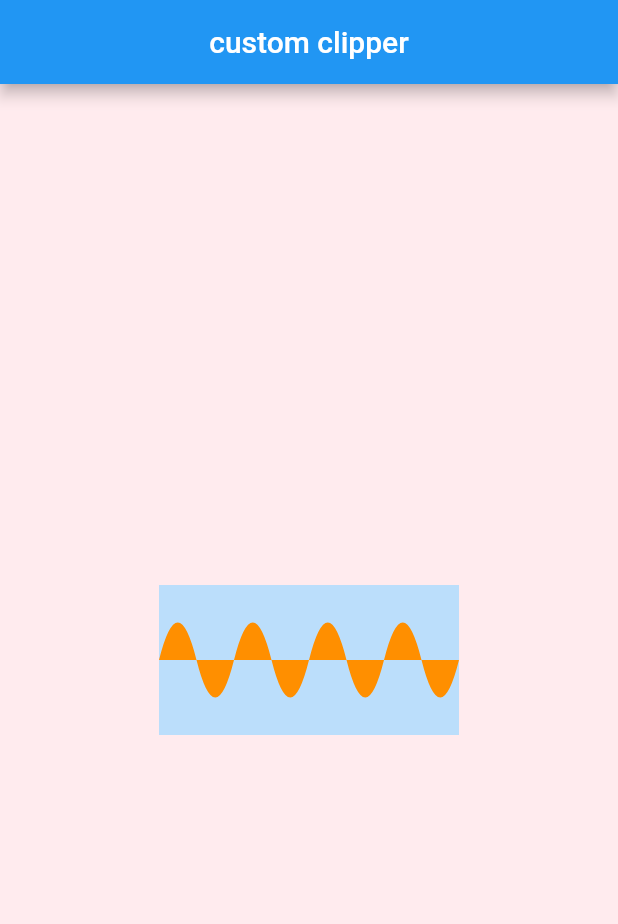
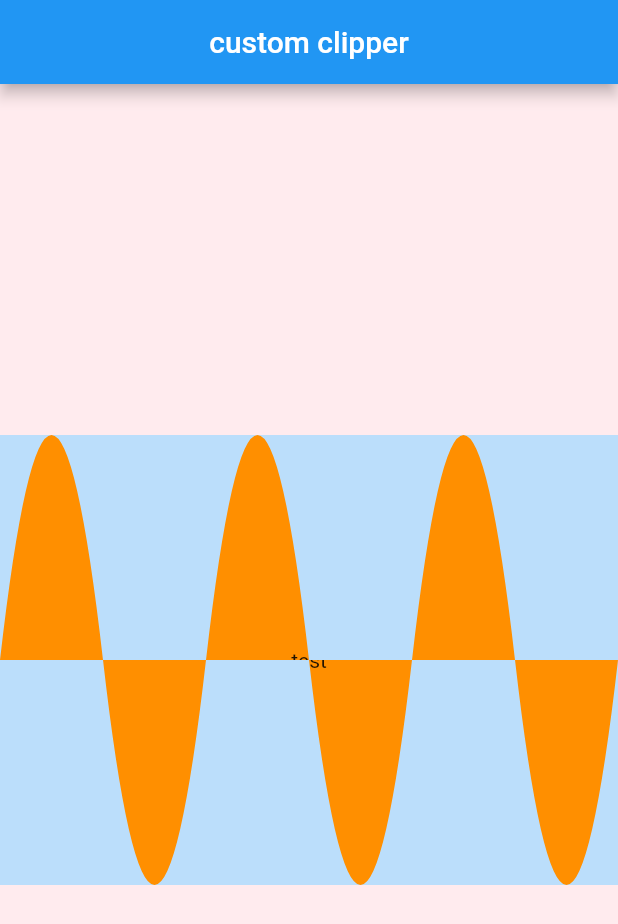
Before and after one commit to AbdelrahmanElghoul/cusom_clippers, a Flutter app: the screen it shows after launch, on a phone screen of 412 x 824 dp. Shown: the top 924 px of the screen. Run offline on Flutter 3.47's test engine with Material 2 defaults, Android fonts, the phone set to English and light mode, and no system bars.

Commit message:
generic frequency clipper

```diff
--- a/lib/custom_clippers/frequency_clipper.dart
+++ b/lib/custom_clippers/frequency_clipper.dart
@@ -1,33 +1,41 @@
+import 'dart:developer';
+
 import 'package:flutter/material.dart';
 
 /// frequency means full cycle (1 up and 1 down)
 class FrequencyClipper extends CustomClipper<Path> {
   final int count;
-  final double heightRatio;
-  FrequencyClipper({this.count = 4, this.heightRatio = .5});
+  final double startPoint;
+  double maxHeight;
+  FrequencyClipper({this.count = 4, this.startPoint = .5, this.maxHeight = 1})
+      : assert(maxHeight <= 1),
+        assert(startPoint <= 1),
+        assert(count >= 0);
   @override
   Path getClip(Size size) {
     Path path = Path();
-    final double mainDx = size.height * heightRatio;
-    path.moveTo(0, mainDx);
+    final double mainDy = size.height * startPoint;
+    final double highestSize = size.height * maxHeight;
+    final double highestPoint = mainDy - highestSize;
+    final double lowestPoint = mainDy + highestSize;
+    path.moveTo(0, mainDy);
     for (int i = 1; i <= count; i++) {
       double startDx = (size.width / count) * (i - 1);
       double endDx = (size.width / count) * i;
 
       path.quadraticBezierTo(
         startDx + ((endDx - startDx) * .25),
-        0,
+        highestPoint,
         startDx + ((endDx - startDx) * .5),
-        mainDx,
+        mainDy,
       );
       path.quadraticBezierTo(
         startDx + ((endDx - startDx) * .75),
-        size.height,
+        lowestPoint,
         endDx,
-        mainDx,
+        mainDy,
       );
     }
-
     path.close();
     return path;
   }
--- a/lib/home_screen.dart
+++ b/lib/home_screen.dart
@@ -1,6 +1,4 @@
-import 'package:custom_clipper/custom_clippers/arc_clipper.dart';
 import 'package:flutter/material.dart';
-import 'custom_clippers/arrow_clipper.dart';
 import 'custom_clippers/frequency_clipper.dart';
 
 class HomeScreen extends StatelessWidget {
@@ -18,12 +16,13 @@ class HomeScreen extends StatelessWidget {
         child: Container(
           color: Colors.blue.shade100,
           child: ClipPath(
-            clipper: FrequencyClipper(),
+            clipper: FrequencyClipper(count: 3, startPoint: .5),
             child: Container(
-              height: 100,
-              width: 200,
+              height: 300,
+              width: double.maxFinite,
+              alignment: Alignment.center,
               color: Colors.amber.shade800,
-              child: Text("test"),
+              child: const Text("test"),
             ),
           ),
         ),
```
